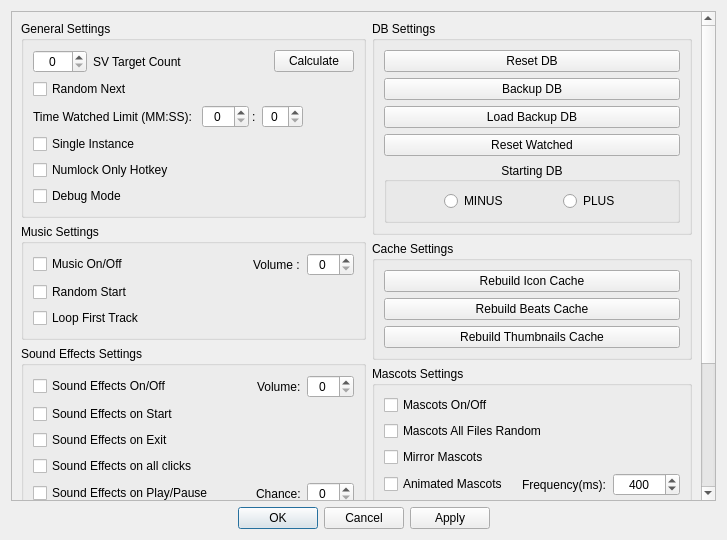
The window that MediaManager/src/QtClasses/UI/Form Files/SettingsDialog.ui (PaunescuAndrei/MediaManager) describes before a commit, drawn with Qt 5.
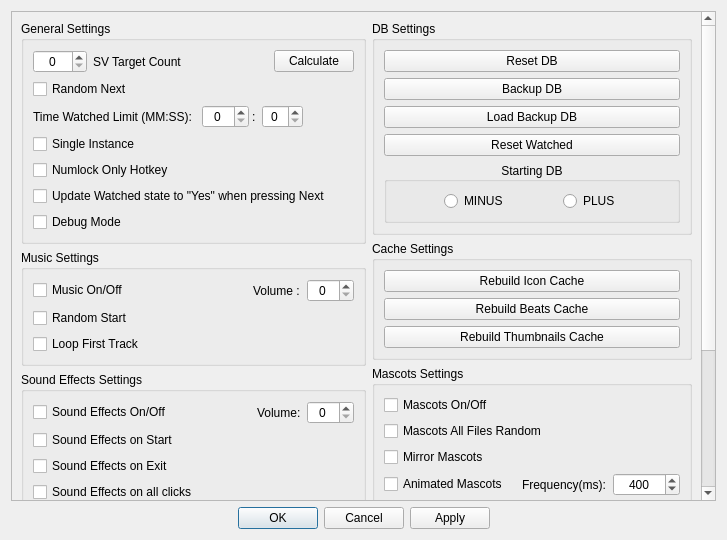
The same window after the commit. Custom widgets are drawn as their Qt base class.

Commit message: added option to not update watched state on pressing next

Diff of the .ui file:
```diff
--- a/MediaManager/src/QtClasses/UI/Form Files/SettingsDialog.ui
+++ b/MediaManager/src/QtClasses/UI/Form Files/SettingsDialog.ui
@@ -29,9 +29,9 @@
       <property name="geometry">
        <rect>
         <x>0</x>
-        <y>-229</y>
+        <y>0</y>
         <width>693</width>
-        <height>719</height>
+        <height>747</height>
        </rect>
       </property>
       <layout class="QHBoxLayout" name="horizontalLayout_8">
@@ -206,6 +206,13 @@
               </property>
              </widget>
             </item>
+            <item>
+             <widget class="QCheckBox" name="updateWatchedState">
+              <property name="text">
+               <string>Update Watched state to &quot;Yes&quot; when pressing Next</string>
+              </property>
+             </widget>
+            </item>
             <item>
              <widget class="QCheckBox" name="debugMode">
               <property name="text">
```
The commit also changes 4 other files.
